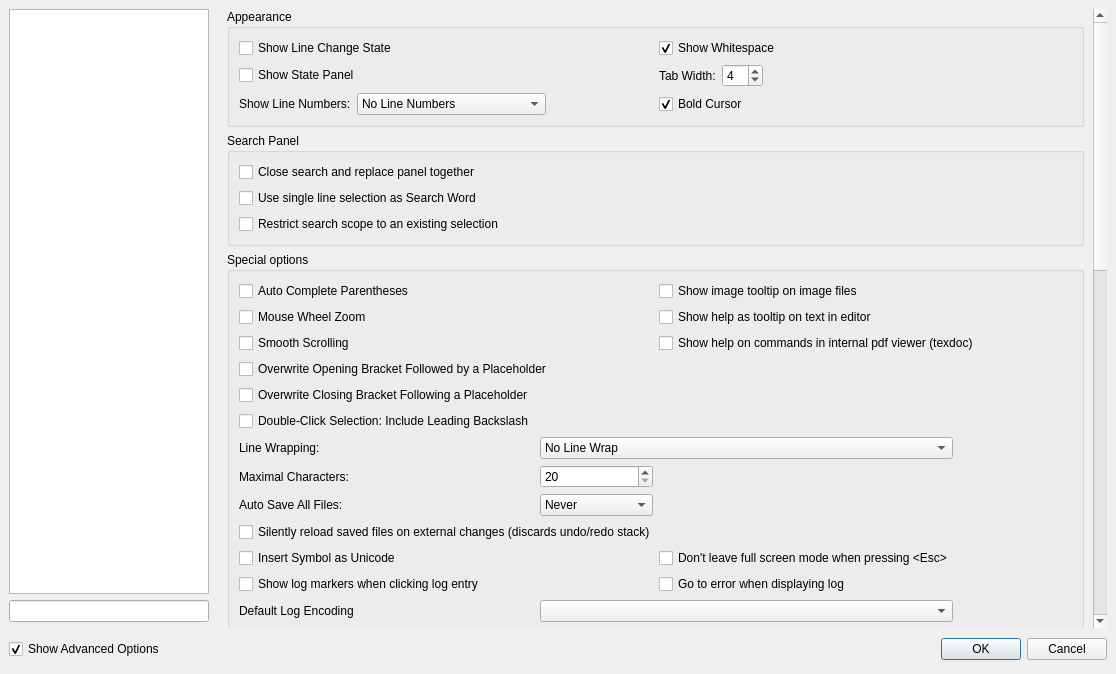
This is configdialog.ui in suratovvlad/texstudio_dark as Qt 5 draws it before an edit. The edited form follows.
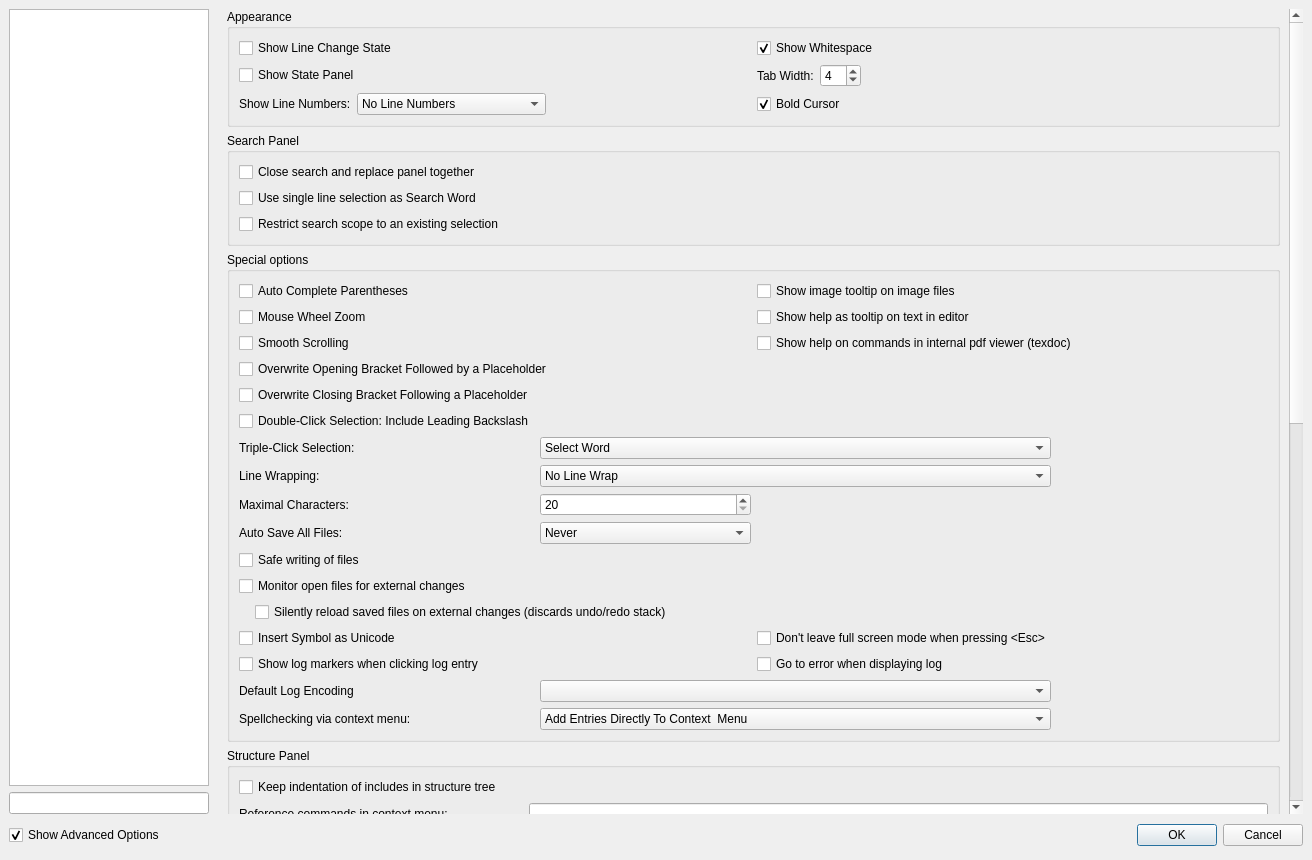
This is the edited form. Icons and pictures are not drawn.

Patch:
```diff
--- a/configdialog.ui
+++ b/configdialog.ui
@@ -6,8 +6,8 @@
    <rect>
     <x>0</x>
     <y>0</y>
-    <width>1116</width>
-    <height>674</height>
+    <width>1312</width>
+    <height>860</height>
    </rect>
   </property>
   <property name="windowTitle">
@@ -32,71 +32,6 @@
    <property name="verticalSpacing">
     <number>6</number>
    </property>
-   <item row="4" column="0">
-    <widget class="QCheckBox" name="checkBoxShowAdvancedOptions">
-     <property name="text">
-      <string>Show Advanced Options</string>
-     </property>
-     <property name="checked">
-      <bool>true</bool>
-     </property>
-    </widget>
-   </item>
-   <item row="4" column="5">
-    <layout class="QHBoxLayout">
-     <property name="spacing">
-      <number>6</number>
-     </property>
-     <property name="sizeConstraint">
-      <enum>QLayout::SetMinimumSize</enum>
-     </property>
-     <property name="leftMargin">
-      <number>0</number>
-     </property>
-     <property name="topMargin">
-      <number>0</number>
-     </property>
-     <property name="rightMargin">
-      <number>0</number>
-     </property>
-     <property name="bottomMargin">
-      <number>0</number>
-     </property>
-     <item>
-      <spacer>
-       <property name="orientation">
-        <enum>Qt::Horizontal</enum>
-       </property>
-       <property name="sizeType">
-        <enum>QSizePolicy::Expanding</enum>
-       </property>
-       <property name="sizeHint" stdset="0">
-        <size>
-         <width>407</width>
-         <height>31</height>
-        </size>
-       </property>
-      </spacer>
-     </item>
-     <item>
-      <widget class="QPushButton" name="okButton">
-       <property name="text">
-        <string>OK</string>
-       </property>
-       <property name="default">
-        <bool>true</bool>
-       </property>
-      </widget>
-     </item>
-     <item>
-      <widget class="QPushButton" name="cancelButton">
-       <property name="text">
-        <string>Cancel</string>
-       </property>
-      </widget>
-     </item>
-    </layout>
-   </item>
    <item row="0" column="0">
     <widget class="QListWidget" name="contentsWidget">
      <property name="sizePolicy">
@@ -138,7 +73,7 @@
      </property>
     </widget>
    </item>
-   <item row="0" column="1" rowspan="3" colspan="5">
+   <item row="0" column="1" rowspan="2">
     <widget class="QStackedWidget" name="pagesWidget">
      <property name="sizePolicy">
       <sizepolicy hsizetype="Expanding" vsizetype="MinimumExpanding">
@@ -1845,9 +1780,9 @@
           <property name="geometry">
            <rect>
             <x>0</x>
-            <y>-212</y>
-            <width>863</width>
-            <height>1315</height>
+            <y>0</y>
+            <width>1059</width>
+            <height>1389</height>
            </rect>
           </property>
           <layout class="QVBoxLayout" name="verticalLayout_8">
@@ -2046,136 +1981,18 @@
               <bool>false</bool>
              </property>
              <layout class="QGridLayout" columnstretch="0,1,1,1">
-              <item row="12" column="0">
-               <widget class="QLabel" name="label_24">
-                <property name="text">
-                 <string>Auto Save All Files:</string>
-                </property>
-                <property name="alignment">
-                 <set>Qt::AlignLeading|Qt::AlignLeft|Qt::AlignVCenter</set>
-                </property>
-               </widget>
-              </item>
-              <item row="3" column="0">
-               <widget class="QCheckBox" name="checkBoxAutoCompleteParens">
-                <property name="text">
-                 <string>Auto Complete Parentheses</string>
-                </property>
-               </widget>
-              </item>
-              <item row="4" column="0">
-               <widget class="QCheckBox" name="checkBoxMouseWheelZoom">
-                <property name="text">
-                 <string>Mouse Wheel Zoom</string>
-                </property>
-               </widget>
-              </item>
-              <item row="10" column="1">
-               <widget class="QSpinBox" name="spinBoxWrapLineWidth">
-                <property name="minimum">
-                 <number>20</number>
-                </property>
-                <property name="maximum">
-                 <number>999</number>
-                </property>
-               </widget>
-              </item>
-              <item row="12" column="1">
-               <widget class="QComboBox" name="comboBoxAutoSave">
-                <item>
-                 <property name="text">
-                  <string>Never</string>
-                 </property>
-                </item>
-                <item>
-                 <property name="text">
-                  <string>1 minute</string>
-                 </property>
-                </item>
-                <item>
-                 <property name="text">
-                  <string>2 minutes</string>
-                 </property>
-                </item>
-                <item>
-                 <property name="text">
-                  <string>5 minutes</string>
-                 </property>
-                </item>
-                <item>
-                 <property name="text">
-                  <string>10 minutes</string>
-                 </property>
-                </item>
-                <item>
-                 <property name="text">
-                  <string>20 minutes</string>
-                 </property>
-                </item>
-                <item>
-                 <property name="text">
-                  <string>60 minutes</string>
-                 </property>
-                </item>
-               </widget>
-              </item>
-              <item row="9" column="0">
-               <widget class="QLabel" name="label_41">
-                <property name="text">
-                 <string>Line Wrapping:</string>
-                </property>
-               </widget>
-              </item>
-              <item row="5" column="0">
-               <widget class="QCheckBox" name="checkBoxSmoothScrolling">
-                <property name="text">
-                 <string>Smooth Scrolling</string>
-                </property>
-               </widget>
-              </item>
-              <item row="8" column="0">
-               <widget class="QCheckBox" name="checkBoxDoubleClickSelectionIncludeLeadingBackslash">
-                <property name="text">
-                 <string>Double-Click Selection: Include Leading Backslash</string>
-                </property>
-               </widget>
-              </item>
               <item row="18" column="0">
-               <widget class="QLabel" name="label_70">
-                <property name="text">
-                 <string>Spellchecking via context menu:</string>
+               <widget class="QCheckBox" name="checkBoxInsertSymbolAsUCS">
+                <property name="toolTip">
+                 <string>When using unicode characters in the source code, LaTeX still has
+to render the characters. Since unicode is not natively supported by LaTeX, you have to include appropriate packages for unicode characters in your document.</string>
                 </property>
-               </widget>
-              </item>
-              <item row="14" column="2">
-               <widget class="QCheckBox" name="checkBoxDisableEscForClosingfullscreen">
                 <property name="text">
-                 <string>Don't leave full screen mode when pressing &lt;Esc&gt;</string>
+                 <string>Insert Symbol as Unicode</string>
                 </property>
                </widget>
               </item>
-              <item row="5" column="2" colspan="2">
-               <widget class="QCheckBox" name="checkBoxTexDocInternal">
-                <property name="text">
-                 <string>Show help on commands in internal pdf viewer (texdoc)</string>
-                </property>
-               </widget>
-              </item>
-              <item row="13" column="0" colspan="4">
-               <widget class="QCheckBox" name="checkBoxSilentReload">
-                <property name="text">
-                 <string>Silently reload saved files on external changes (discards undo/redo stack)</string>
-                </property>
-               </widget>
-              </item>
-              <item row="6" column="0" colspan="2">
-               <widget class="QCheckBox" name="checkOverwriteOpeningBracketFollowedByPlaceholder">
-                <property name="text">
-                 <string>Overwrite Opening Bracket Followed by a Placeholder</string>
-                </property>
-               </widget>
-              </item>
-              <item row="9" column="1" colspan="2">
+              <item row="10" column="1" colspan="2">
                <widget class="QComboBox" name="comboBoxLineWrap">
                 <item>
                  <property name="text">
@@ -2199,62 +2016,23 @@
                 </item>
                </widget>
               </item>
-              <item row="10" column="0">
-               <widget class="QLabel" name="label_23">
-                <property name="text">
-                 <string>Maximal Characters:</string>
-                </property>
-                <property name="alignment">
-                 <set>Qt::AlignLeading|Qt::AlignLeft|Qt::AlignVCenter</set>
-                </property>
-               </widget>
-              </item>
-              <item row="15" column="2">
+              <item row="19" column="2">
                <widget class="QCheckBox" name="checkBoxGoToErrorWhenDisplayingLog">
                 <property name="text">
                  <string>Go to error when displaying log</string>
                 </property>
                </widget>
               </item>
-              <item row="14" column="0">
-               <widget class="QCheckBox" name="checkBoxInsertSymbolAsUCS">
-                <property name="toolTip">
-                 <string>When using unicode characters in the source code, LaTeX still has
-to render the characters. Since unicode is not natively supported by LaTeX, you have to include appropriate packages for unicode characters in your document.</string>
-                </property>
+              <item row="11" column="0">
+               <widget class="QLabel" name="label_23">
                 <property name="text">
-                 <string>Insert Symbol as Unicode</string>
+                 <string>Maximal Characters:</string>
                 </property>
-               </widget>
-              </item>
-              <item row="15" column="0">
-               <widget class="QCheckBox" name="checkBoxShowLogMarkersWhenClickingLogEntry">
-                <property name="text">
-                 <string>Show log markers when clicking log entry</string>
+                <property name="alignment">
+                 <set>Qt::AlignLeading|Qt::AlignLeft|Qt::AlignVCenter</set>
                 </property>
                </widget>
               </item>
-              <item row="7" column="0">
-               <widget class="QCheckBox" name="checkOverwriteClosingBracketFollowingPlaceholder">
-                <property name="text">
-                 <string>Overwrite Closing Bracket Following a Placeholder</string>
-                </property>
-               </widget>
-              </item>
-              <item row="18" column="1" colspan="2">
-               <widget class="QComboBox" name="comboBoxContextMenuSpellcheckingEntryLocation">
-                <item>
-                 <property name="text">
-                  <string>Add Entries Directly To Context  Menu</string>
-                 </property>
-                </item>
-                <item>
-                 <property name="text">
-                  <string>Create Dedicated Submenu</string>
-                 </property>
-                </item>
-               </widget>
-              </item>
               <item row="4" column="2" colspan="2">
                <widget class="QCheckBox" name="checkBoxToolTipHelp2">
                 <property name="text">
@@ -2262,6 +2040,9 @@
                 </property>
                </widget>
               </item>
+              <item row="21" column="1" colspan="2">
+               <widget class="QComboBox" name="comboBoxLogFileEncoding"/>
+              </item>
               <item row="3" column="2" colspan="2">
                <widget class="QCheckBox" name="checkBoxImageToolTip">
                 <property name="text">
@@ -2269,15 +2050,229 @@
                 </property>
                </widget>
               </item>
-              <item row="17" column="0">
+              <item row="6" column="0" colspan="2">
+               <widget class="QCheckBox" name="checkOverwriteOpeningBracketFollowedByPlaceholder">
+                <property name="text">
+                 <string>Overwrite Opening Bracket Followed by a Placeholder</string>
+                </property>
+               </widget>
+              </item>
+              <item row="22" column="1" colspan="2">
+               <widget class="QComboBox" name="comboBoxContextMenuSpellcheckingEntryLocation">
+                <item>
+                 <property name="text">
+                  <string>Add Entries Directly To Context  Menu</string>
+                 </property>
+                </item>
+                <item>
+                 <property name="text">
+                  <string>Create Dedicated Submenu</string>
+                 </property>
+                </item>
+               </widget>
+              </item>
+              <item row="19" column="0">
+               <widget class="QCheckBox" name="checkBoxShowLogMarkersWhenClickingLogEntry">
+                <property name="text">
+                 <string>Show log markers when clicking log entry</string>
+                </property>
+               </widget>
+              </item>
+              <item row="22" column="0">
+               <widget class="QLabel" name="label_70">
+                <property name="text">
+                 <string>Spellchecking via context menu:</string>
+                </property>
+               </widget>
+              </item>
+              <item row="18" column="2">
+               <widget class="QCheckBox" name="checkBoxDisableEscForClosingfullscreen">
+                <property name="text">
+                 <string>Don't leave full screen mode when pressing &lt;Esc&gt;</string>
+                </property>
+               </widget>
+              </item>
+              <item row="21" column="0">
                <widget class="QLabel" name="label_80">
                 <property name="text">
                  <string>Default Log Encoding</string>
                 </property>
                </widget>
               </item>
-              <item row="17" column="1" colspan="2">
-               <widget class="QComboBox" name="comboBoxLogFileEncoding"/>
+              <item row="13" column="1">
+               <widget class="QComboBox" name="comboBoxAutoSave">
+                <item>
+                 <property name="text">
+                  <string>Never</string>
+                 </property>
+                </item>
+                <item>
+                 <property name="text">
+                  <string>1 minute</string>
+                 </property>
+                </item>
+                <item>
+                 <property name="text">
+                  <string>2 minutes</string>
+                 </property>
+                </item>
+                <item>
+                 <property name="text">
+                  <string>5 minutes</string>
+                 </property>
+                </item>
+                <item>
+                 <property name="text">
+                  <string>10 minutes</string>
+                 </property>
+                </item>
+                <item>
+                 <property name="text">
+                  <string>20 minutes</string>
+                 </property>
+                </item>
+                <item>
+                 <property name="text">
+                  <string>60 minutes</string>
+                 </property>
+                </item>
+               </widget>
+              </item>
+              <item row="13" column="0">
+               <widget class="QLabel" name="label_24">
+                <property name="text">
+                 <string>Auto Save All Files:</string>
+                </property>
+                <property name="alignment">
+                 <set>Qt::AlignLeading|Qt::AlignLeft|Qt::AlignVCenter</set>
+                </property>
+               </widget>
+              </item>
+              <item row="3" column="0">
+               <widget class="QCheckBox" name="checkBoxAutoCompleteParens">
+                <property name="text">
+                 <string>Auto Complete Parentheses</string>
+                </property>
+               </widget>
+              </item>
+              <item row="4" column="0">
+               <widget class="QCheckBox" name="checkBoxMouseWheelZoom">
+                <property name="text">
+                 <string>Mouse Wheel Zoom</string>
+                </property>
+               </widget>
+              </item>
+              <item row="5" column="0">
+               <widget class="QCheckBox" name="checkBoxSmoothScrolling">
+                <property name="text">
+                 <string>Smooth Scrolling</string>
+                </property>
+               </widget>
+              </item>
+              <item row="10" column="0">
+               <widget class="QLabel" name="label_41">
+                <property name="text">
+                 <string>Line Wrapping:</string>
+                </property>
+               </widget>
+              </item>
+              <item row="5" column="2" colspan="2">
+               <widget class="QCheckBox" name="checkBoxTexDocInternal">
+                <property name="text">
+                 <string>Show help on commands in internal pdf viewer (texdoc)</string>
+                </property>
+               </widget>
+              </item>
+              <item row="11" column="1">
+               <widget class="QSpinBox" name="spinBoxWrapLineWidth">
+                <property name="minimum">
+                 <number>20</number>
+                </property>
+                <property name="maximum">
+                 <number>999</number>
+                </property>
+               </widget>
+              </item>
+              <item row="8" column="0">
+               <widget class="QCheckBox" name="checkBoxDoubleClickSelectionIncludeLeadingBackslash">
+                <property name="text">
+                 <string>Double-Click Selection: Include Leading Backslash</string>
+                </property>
+               </widget>
+              </item>
+              <item row="16" column="0" colspan="3">
+               <layout class="QVBoxLayout" name="verticalLayout_12">
+                <property name="leftMargin">
+                 <number>16</number>
+                </property>
+                <item>
+                 <widget class="QCheckBox" name="checkBoxSilentReload">
+                  <property name="text">
+                   <string>Silently reload saved files on external changes (discards undo/redo stack)</string>
+                  </property>
+                 </widget>
+                </item>
+               </layout>
+              </item>
+              <item row="7" column="0" colspan="2">
+               <widget class="QCheckBox" name="checkOverwriteClosingBracketFollowingPlaceholder">
+                <property name="text">
+                 <string>Overwrite Closing Bracket Following a Placeholder</string>
+                </property>
+               </widget>
+              </item>
+              <item row="15" column="0" colspan="2">
+               <widget class="QCheckBox" name="checkBoxMonitorFilesForExternalChanges">
+                <property name="text">
+                 <string>Monitor open files for external changes</string>
+                </property>
+               </widget>
+              </item>
+              <item row="14" column="0" colspan="2">
+               <widget class="QCheckBox" name="checkBoxUseQSaveWrite">
+                <property name="toolTip">
+                 <string>&lt;html&gt;&lt;head/&gt;&lt;body&gt;&lt;p&gt;This uses QSaveFile to prevent losing existing data if the writing operation fails. As a drawback, the current user becomes the owner of the file and extended file attributes are lost. Also, there appear to be problems of this method with dropbox folders.&lt;/p&gt;&lt;/body&gt;&lt;/html&gt;</string>
+                </property>
+                <property name="text">
+                 <string>Safe writing of files</string>
+                </property>
+               </widget>
+              </item>
+              <item row="9" column="0">
+               <widget class="QLabel" name="label_82">
+                <property name="text">
+                 <string>Triple-Click Selection:</string>
+                </property>
+               </widget>
+              </item>
+              <item row="9" column="1" colspan="2">
+               <widget class="QComboBox" name="comboBoxTripleClickSelection">
+                <item>
+                 <property name="text">
+                  <string>Select Word</string>
+                 </property>
+                </item>
+                <item>
+                 <property name="text">
+                  <string>Select Word or Command</string>
+                 </property>
+                </item>
+                <item>
+                 <property name="text">
+                  <string>Select Parentheses Content</string>
+                 </property>
+                </item>
+                <item>
+                 <property name="text">
+                  <string>Select Parentheses</string>
+                 </property>
+                </item>
+                <item>
+                 <property name="text">
+                  <string>Select Line</string>
+                 </property>
+                </item>
+               </widget>
               </item>
              </layout>
             </widget>
@@ -4319,6 +4314,71 @@
      </widget>
     </widget>
    </item>
+   <item row="2" column="0" colspan="2">
+    <layout class="QHBoxLayout">
+     <property name="spacing">
+      <number>6</number>
+     </property>
+     <property name="sizeConstraint">
+      <enum>QLayout::SetMinimumSize</enum>
+     </property>
+     <property name="leftMargin">
+      <number>0</number>
+     </property>
+     <property name="topMargin">
+      <number>0</number>
+     </property>
+     <property name="rightMargin">
+      <number>0</number>
+     </property>
+     <property name="bottomMargin">
+      <number>0</number>
+     </property>
+     <item>
+      <widget class="QCheckBox" name="checkBoxShowAdvancedOptions">
+       <property name="text">
+        <string>Show Advanced Options</string>
+       </property>
+       <property name="checked">
+        <bool>true</bool>
+       </property>
+      </widget>
+     </item>
+     <item>
+      <spacer>
+       <property name="orientation">
+        <enum>Qt::Horizontal</enum>
+       </property>
+       <property name="sizeType">
+        <enum>QSizePolicy::Expanding</enum>
+       </property>
+       <property name="sizeHint" stdset="0">
+        <size>
+         <width>407</width>
+         <height>31</height>
+        </size>
+       </property>
+      </spacer>
+     </item>
+     <item>
+      <widget class="QPushButton" name="okButton">
+       <property name="text">
+        <string>OK</string>
+       </property>
+       <property name="default">
+        <bool>true</bool>
+       </property>
+      </widget>
+     </item>
+     <item>
+      <widget class="QPushButton" name="cancelButton">
+       <property name="text">
+        <string>Cancel</string>
+       </property>
+      </widget>
+     </item>
+    </layout>
+   </item>
   </layout>
  </widget>
  <tabstops>
```
Left out of the diff: 117 changed lines with no effect on the pictures.
